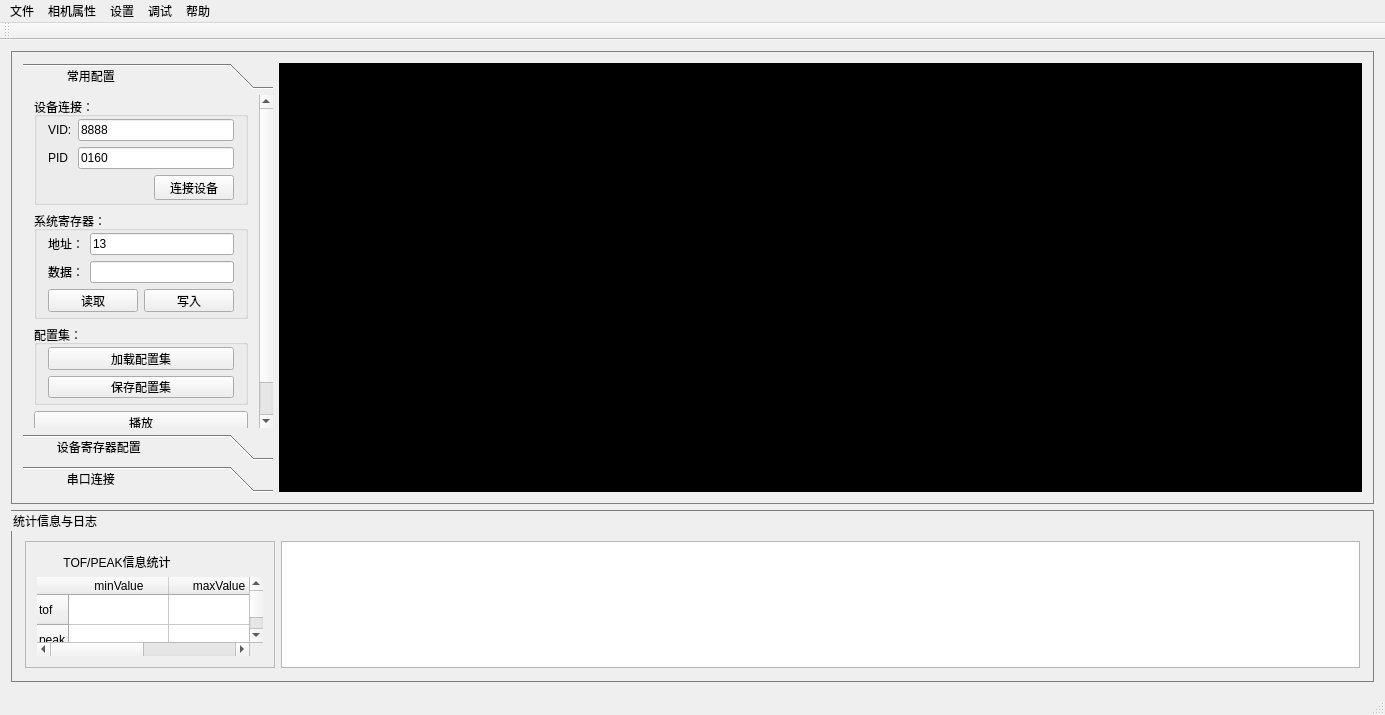
heathen557/linearArrayUSB, file mainwindow.ui: the form before one commit.
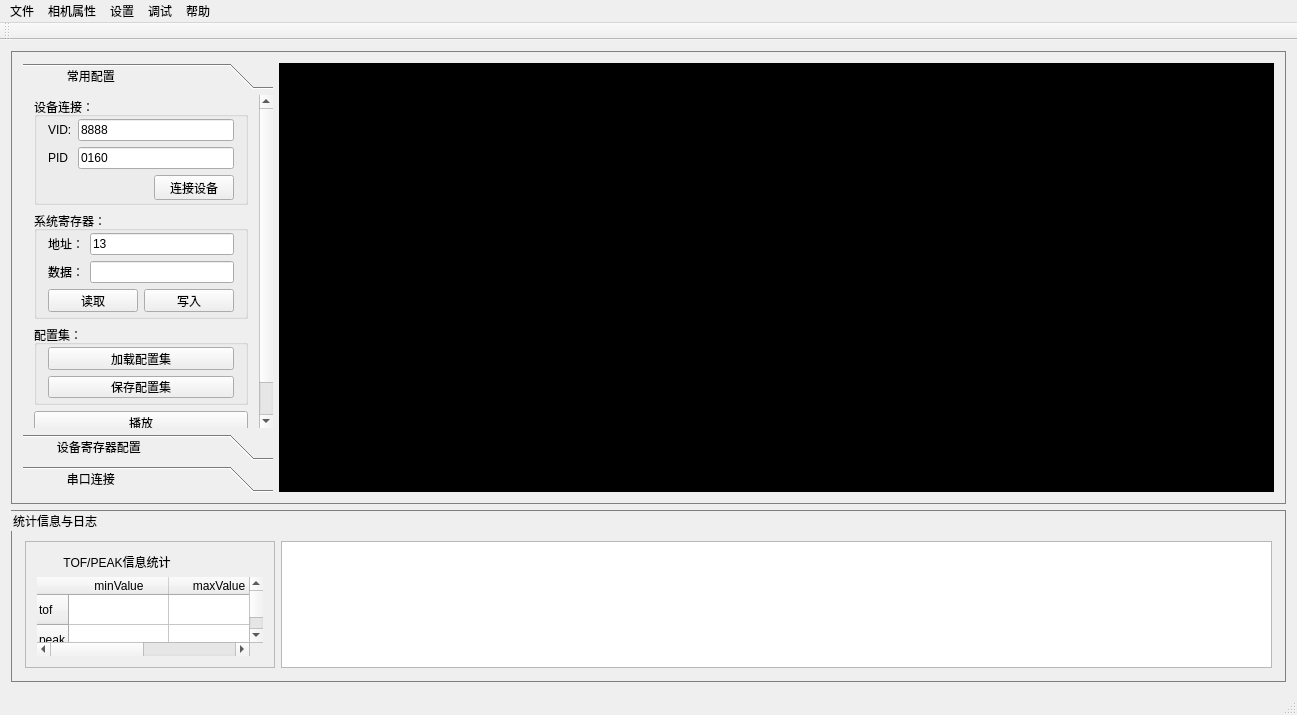
The form after the commit. Icons and pictures are not drawn. Custom widgets are drawn as their Qt base class.

```diff
--- a/mainwindow.ui
+++ b/mainwindow.ui
@@ -6,7 +6,7 @@
    <rect>
     <x>0</x>
     <y>0</y>
-    <width>1385</width>
+    <width>1297</width>
     <height>715</height>
    </rect>
   </property>
@@ -587,7 +587,7 @@
     <rect>
      <x>0</x>
      <y>0</y>
-     <width>1385</width>
+     <width>1297</width>
      <height>23</height>
     </rect>
    </property>
```
Left out of the diff: 6 changed lines with no effect on the pictures.
